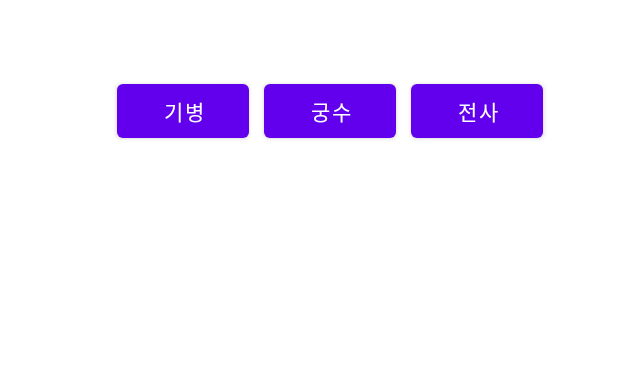
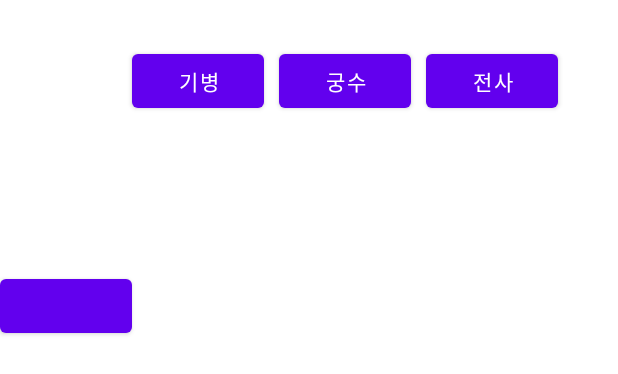
Before and after one commit to Soo-moon/ageofwar, an Android app: the layout map.xml on its own in the app's theme, with its tools: preview values and no code run, on a phone screen of 412 x 824 dp. Shown: the top 374 px of the screen. Run offline under Robolectric (Android 15) with nearby library versions, the phone set to English and light mode, and no system bars.

Commit message:
pc->main

```diff
--- a/app/src/main/AndroidManifest.xml
+++ b/app/src/main/AndroidManifest.xml
@@ -9,6 +9,9 @@
         android:roundIcon="@mipmap/ic_launcher_round"
         android:supportsRtl="true"
         android:theme="@style/Theme.Ageofwar">
+        <activity android:name=".Game"
+            android:screenOrientation="landscape">
+        </activity>
         <activity android:name=".MainActivity">
             <intent-filter>
                 <action android:name="android.intent.action.MAIN" />
--- /dev/null
+++ b/app/src/main/java/com/Doomoon/Game.java
@@ -0,0 +1,16 @@
+package com.Doomoon;
+
+import androidx.appcompat.app.AppCompatActivity;
+
+import android.os.Bundle;
+
+public class Game extends AppCompatActivity {
+
+    @Override
+    protected void onCreate(Bundle savedInstanceState) {
+        super.onCreate(savedInstanceState);
+        setContentView(R.layout.map);
+
+
+    }
+}
--- a/app/src/main/java/com/Doomoon/game.java
+++ b/app/src/main/java/com/Doomoon/GameThread.java
@@ -2,10 +2,11 @@ package com.Doomoon;
 
 import java.util.ArrayList;
 
-public class game extends Thread{
+public class GameThread extends Thread{
 
-    public game(){
+    public GameThread(){
         ArrayList<Unit> UnitBuff = new ArrayList();
+
 
 
     }
--- a/app/src/main/res/layout/map.xml
+++ b/app/src/main/res/layout/map.xml
@@ -10,8 +10,8 @@
         android:id="@+id/warrior"
         android:layout_width="0dp"
         android:layout_height="wrap_content"
-        android:layout_marginTop="50dp"
-        android:layout_marginRight="50dp"
+        android:layout_marginTop="30dp"
+        android:layout_marginRight="40dp"
         android:text="전사"
         app:layout_constraintRight_toRightOf="parent"
         app:layout_constraintTop_toTopOf="parent" />
@@ -20,8 +20,8 @@
         android:id="@+id/Archer"
         android:layout_width="0dp"
         android:layout_height="wrap_content"
-        android:layout_marginTop="50dp"
-        android:layout_marginEnd="10dp"
+        android:layout_marginTop="30dp"
+        android:layout_marginRight="10dp"
         android:text="궁수"
         app:layout_constraintEnd_toStartOf="@+id/warrior"
         app:layout_constraintTop_toTopOf="parent" />
@@ -30,11 +30,51 @@
         android:id="@+id/Cavalry"
         android:layout_width="0dp"
         android:layout_height="wrap_content"
-        android:layout_marginTop="50dp"
+        android:layout_marginTop="30dp"
         android:layout_marginRight="10dp"
         android:text="기병"
         app:layout_constraintRight_toLeftOf="@+id/Archer"
         app:layout_constraintTop_toTopOf="parent" />
 
+    <ScrollView
+        android:layout_width="match_parent"
+        android:layout_height="match_parent"
+        app:layout_constraintTop_toTopOf="parent"
+        app:layout_constraintBottom_toBottomOf="parent"
+        app:layout_constraintLeft_toLeftOf="parent"
+        app:layout_constraintRight_toRightOf="parent"
+        android:layout_marginTop="80dp"
+        android:layout_marginBottom="80dp">
+
+       <androidx.constraintlayout.widget.ConstraintLayout
+           android:layout_width="match_parent"
+           android:layout_height="match_parent">
+
+           <Button
+               android:layout_width="0dp"
+               android:layout_height="wrap_content"
+               app:layout_constraintTop_toTopOf="parent"
+               app:layout_constraintLeft_toLeftOf="parent"
+               app:layout_constraintBottom_toBottomOf="parent"
+               android:layout_marginTop="100dp"
+               android:layout_marginBottom="100dp"
+
+               >
+           </Button>
+
+
+       </androidx.constraintlayout.widget.ConstraintLayout>
+
+
+    </ScrollView>
+
+
+
+
+
+
+
+
+
 
 </androidx.constraintlayout.widget.ConstraintLayout>
```
